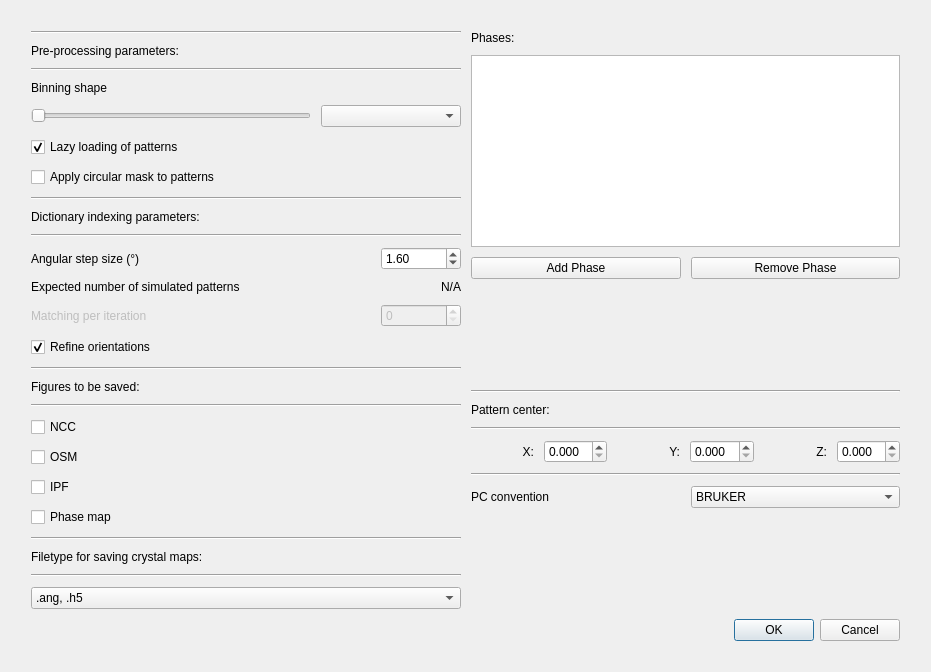
Before: the Qt Designer form ui/di_setup.ui in EBSP-Indexer/EBSP-Indexer, drawn with Qt 5.
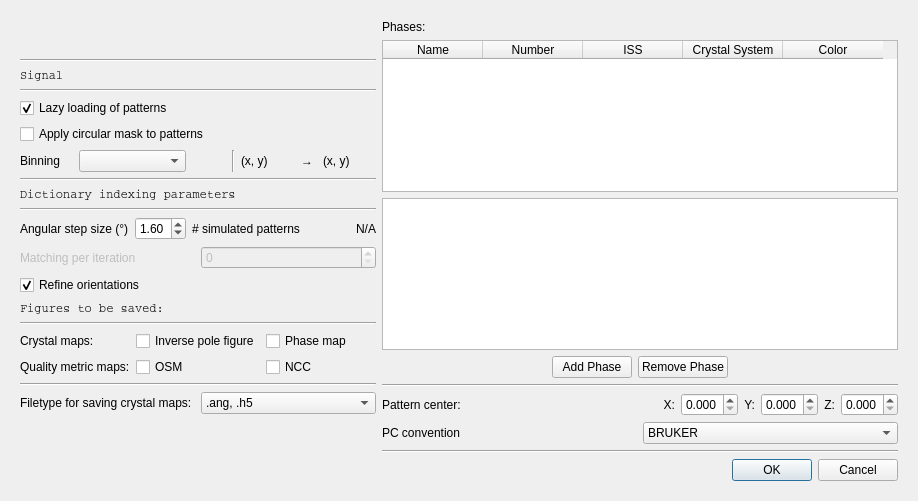
After: the same form once the commit is applied.

Diff of the .ui file:
```diff
--- a/ui/di_setup.ui
+++ b/ui/di_setup.ui
@@ -6,42 +6,306 @@
    <rect>
     <x>0</x>
     <y>0</y>
-    <width>931</width>
-    <height>640</height>
+    <width>918</width>
+    <height>501</height>
    </rect>
   </property>
   <property name="windowTitle">
    <string>Dictionary Indexing</string>
   </property>
-  <layout class="QGridLayout" name="gridLayout_2">
+  <layout class="QGridLayout" name="gridLayout_4">
    <item row="0" column="0">
     <widget class="QFrame" name="centralwidget">
      <property name="locale">
       <locale language="English" country="UnitedStates"/>
      </property>
-     <layout class="QGridLayout" name="gridLayout" columnstretch="0,0">
-      <property name="sizeConstraint">
-       <enum>QLayout::SetDefaultConstraint</enum>
-      </property>
-      <property name="leftMargin">
-       <number>20</number>
-      </property>
-      <property name="topMargin">
-       <number>20</number>
-      </property>
-      <property name="rightMargin">
-       <number>20</number>
-      </property>
-      <property name="bottomMargin">
-       <number>20</number>
-      </property>
-      <property name="spacing">
-       <number>10</number>
-      </property>
-      <item row="1" column="0">
-       <layout class="QVBoxLayout" name="verticalLayout">
+     <layout class="QGridLayout" name="gridLayout_3">
+      <item row="0" column="0">
+       <layout class="QGridLayout" name="gridLayout_2" columnstretch="0,1">
+        <item row="0" column="1">
+         <layout class="QVBoxLayout" name="verticalLayout_4">
+          <item>
+           <spacer name="verticalSpacer_2">
+            <property name="orientation">
+             <enum>Qt::Vertical</enum>
+            </property>
+            <property name="sizeHint" stdset="0">
+             <size>
+              <width>20</width>
+              <height>40</height>
+             </size>
+            </property>
+           </spacer>
+          </item>
+          <item>
+           <widget class="QLabel" name="label_9">
+            <property name="text">
+             <string>Phases:</string>
+            </property>
+           </widget>
+          </item>
+          <item>
+           <widget class="QTableWidget" name="tableWidgetPhase">
+            <column>
+             <property name="text">
+              <string>Name</string>
+             </property>
+            </column>
+            <column>
+             <property name="text">
+              <string>Number</string>
+             </property>
+            </column>
+            <column>
+             <property name="text">
+              <string>ISS</string>
+             </property>
+            </column>
+            <column>
+             <property name="text">
+              <string>Crystal System</string>
+             </property>
+            </column>
+            <column>
+             <property name="text">
+              <string>Color</string>
+             </property>
+            </column>
+           </widget>
+          </item>
         <item>
-         <widget class="Line" name="line_8">
+           <widget class="QListWidget" name="listWidgetPhase">
+            <property name="minimumSize">
+             <size>
+              <width>30</width>
+              <height>50</height>
+             </size>
+            </property>
+            <property name="maximumSize">
+             <size>
+              <width>16000000</width>
+              <height>1699999</height>
+             </size>
+            </property>
+            <property name="acceptDrops">
+             <bool>false</bool>
+            </property>
+            <property name="selectionMode">
+             <enum>QAbstractItemView::MultiSelection</enum>
+            </property>
+           </widget>
+          </item>
+          <item>
+           <layout class="QHBoxLayout" name="horizontalLayout_3">
+            <item>
+             <spacer name="horizontalSpacer">
+              <property name="orientation">
+               <enum>Qt::Horizontal</enum>
+              </property>
+              <property name="sizeHint" stdset="0">
+               <size>
+                <width>40</width>
+                <height>20</height>
+               </size>
+              </property>
+             </spacer>
+            </item>
+            <item>
+             <widget class="QPushButton" name="pushButtonAddPhase">
+              <property name="text">
+               <string>Add Phase</string>
+              </property>
+             </widget>
+            </item>
+            <item>
+             <widget class="QPushButton" name="pushButtonRemovePhase">
+              <property name="text">
+               <string>Remove Phase</string>
+              </property>
+             </widget>
+            </item>
+            <item>
+             <spacer name="horizontalSpacer_2">
+              <property name="orientation">
+               <enum>Qt::Horizontal</enum>
+              </property>
+              <property name="sizeHint" stdset="0">
+               <size>
+                <width>40</width>
+                <height>20</height>
+               </size>
+              </property>
+             </spacer>
+            </item>
+           </layout>
+          </item>
+          <item>
+           <widget class="Line" name="line_2">
+            <property name="orientation">
+             <enum>Qt::Horizontal</enum>
+            </property>
+           </widget>
+          </item>
+          <item>
+           <layout class="QHBoxLayout" name="horizontalLayout_6">
+            <item>
+             <widget class="QLabel" name="label_5">
+              <property name="text">
+               <string>Pattern center:</string>
+              </property>
+             </widget>
+            </item>
+            <item>
+             <spacer name="horizontalSpacer_3">
+              <property name="orientation">
+               <enum>Qt::Horizontal</enum>
+              </property>
+              <property name="sizeHint" stdset="0">
+               <size>
+                <width>40</width>
+                <height>20</height>
+               </size>
+              </property>
+             </spacer>
+            </item>
+            <item>
+             <widget class="QLabel" name="label_2">
+              <property name="text">
+               <string>X:</string>
+              </property>
+              <property name="alignment">
+               <set>Qt::AlignRight|Qt::AlignTrailing|Qt::AlignVCenter</set>
+              </property>
+             </widget>
+            </item>
+            <item>
+             <widget class="QDoubleSpinBox" name="patternCenterX">
+              <property name="decimals">
+               <number>3</number>
+              </property>
+              <property name="maximum">
+               <double>1.000000000000000</double>
+              </property>
+              <property name="singleStep">
+               <double>0.001000000000000</double>
+              </property>
+             </widget>
+            </item>
+            <item>
+             <widget class="QLabel" name="label_3">
+              <property name="text">
+               <string>Y:</string>
+              </property>
+              <property name="alignment">
+               <set>Qt::AlignRight|Qt::AlignTrailing|Qt::AlignVCenter</set>
+              </property>
+             </widget>
+            </item>
+            <item>
+             <widget class="QDoubleSpinBox" name="patternCenterY">
+              <property name="decimals">
+               <number>3</number>
+              </property>
+              <property name="maximum">
+               <double>1.000000000000000</double>
+              </property>
+              <property name="singleStep">
+               <double>0.001000000000000</double>
+              </property>
+             </widget>
+            </item>
+            <item>
+             <widget class="QLabel" name="label_4">
+              <property name="text">
+               <string>Z:</string>
+              </property>
+              <property name="alignment">
+               <set>Qt::AlignRight|Qt::AlignTrailing|Qt::AlignVCenter</set>
+              </property>
+             </widget>
+            </item>
+            <item>
+             <widget class="QDoubleSpinBox" name="patternCenterZ">
+              <property name="locale">
+               <locale language="English" country="UnitedStates"/>
+              </property>
+              <property name="decimals">
+               <number>3</number>
+              </property>
+              <property name="maximum">
+               <double>1.000000000000000</double>
+              </property>
+              <property name="singleStep">
+               <double>0.001000000000000</double>
+              </property>
+             </widget>
+            </item>
+           </layout>
+          </item>
+          <item>
+           <layout class="QHBoxLayout" name="horizontalLayout_7">
+            <item>
+             <widget class="QLabel" name="label_12">
+              <property name="text">
+               <string>PC convention</string>
+              </property>
+             </widget>
+            </item>
+            <item>
+             <widget class="QComboBox" name="comboBoxConvention">
+              <item>
+               <property name="text">
+                <string>BRUKER</string>
+               </property>
+              </item>
+              <item>
+               <property name="text">
+                <string>TSL</string>
+               </property>
+              </item>
+             </widget>
+            </item>
+           </layout>
+          </item>
+          <item>
+           <widget class="Line" name="line_3">
+            <property name="orientation">
+             <enum>Qt::Horizontal</enum>
+            </property>
+           </widget>
+          </item>
+          <item>
+           <spacer name="verticalSpacer">
+            <property name="orientation">
+             <enum>Qt::Vertical</enum>
+            </property>
+            <property name="sizeHint" stdset="0">
+             <size>
+              <width>20</width>
+              <height>40</height>
+             </size>
+            </property>
+           </spacer>
+          </item>
+         </layout>
+        </item>
+        <item row="0" column="0">
+         <layout class="QVBoxLayout" name="verticalLayout_3">
+          <item>
+           <spacer name="verticalSpacer_4">
+            <property name="orientation">
+             <enum>Qt::Vertical</enum>
+            </property>
+            <property name="sizeHint" stdset="0">
+             <size>
+              <width>20</width>
+              <height>40</height>
+             </size>
+            </property>
+           </spacer>
+          </item>
+          <item>
+           <widget class="Line" name="line_7">
           <property name="orientation">
            <enum>Qt::Horizontal</enum>
           </property>
@@ -49,8 +313,13 @@
         </item>
         <item>
          <widget class="QLabel" name="label">
+            <property name="font">
+             <font>
+              <family>Courier</family>
+             </font>
+            </property>
           <property name="text">
-           <string>Pre-processing parameters:</string>
+             <string>Signal</string>
           </property>
          </widget>
         </item>
@@ -62,39 +331,8 @@
          </widget>
         </item>
         <item>
-         <layout class="QGridLayout" name="gridLayout_3" rowstretch="0,0" columnstretch="2,1" rowminimumheight="0,0" columnminimumwidth="0,0">
-          <item row="1" column="1">
-           <widget class="QComboBox" name="comboBoxBinning"/>
-          </item>
-          <item row="1" column="0">
-           <widget class="QSlider" name="sliderBinning">
-            <property name="sliderPosition">
-             <number>0</number>
-            </property>
-            <property name="orientation">
-             <enum>Qt::Horizontal</enum>
-            </property>
-           </widget>
-          </item>
-          <item row="0" column="0">
-           <widget class="QLabel" name="label_7">
-            <property name="text">
-             <string>Binning shape</string>
-            </property>
-           </widget>
-          </item>
-         </layout>
-        </item>
+           <layout class="QVBoxLayout" name="verticalLayout_2">
         <item>
-         <layout class="QGridLayout" name="gridLayout_10">
-          <item row="1" column="0">
-           <widget class="QCheckBox" name="checkBoxMask">
-            <property name="text">
-             <string>Apply circular mask to patterns</string>
-            </property>
-           </widget>
-          </item>
-          <item row="0" column="0">
            <widget class="QCheckBox" name="checkBoxLazy">
             <property name="enabled">
              <bool>true</bool>
@@ -107,6 +345,71 @@
             </property>
            </widget>
           </item>
+            <item>
+             <widget class="QCheckBox" name="checkBoxMask">
+              <property name="text">
+               <string>Apply circular mask to patterns</string>
+              </property>
+             </widget>
+            </item>
+            <item>
+             <layout class="QHBoxLayout" name="horizontalLayout" stretch="1,2,0,0,1,0,1">
+              <property name="spacing">
+               <number>6</number>
+              </property>
+              <item>
+               <widget class="QLabel" name="label_7">
+                <property name="text">
+                 <string>Binning</string>
+                </property>
+               </widget>
+              </item>
+              <item>
+               <widget class="QComboBox" name="comboBoxBinning"/>
+              </item>
+              <item>
+               <spacer name="horizontalSpacer_4">
+                <property name="orientation">
+                 <enum>Qt::Horizontal</enum>
+                </property>
+                <property name="sizeHint" stdset="0">
+                 <size>
+                  <width>40</width>
+                  <height>20</height>
+                 </size>
+                </property>
+               </spacer>
+              </item>
+              <item>
+               <widget class="Line" name="line_8">
+                <property name="orientation">
+                 <enum>Qt::Vertical</enum>
+                </property>
+               </widget>
+              </item>
+              <item>
+               <widget class="QLabel" name="labelOriginalSigShape">
+                <property name="text">
+                 <string>(x, y)</string>
+                </property>
+               </widget>
+              </item>
+              <item>
+               <widget class="QLabel" name="label_17">
+                <property name="text">
+                 <string>&lt;p&gt; &amp;rarr; &lt;/p&gt;</string>
+                </property>
+               </widget>
+              </item>
+              <item>
+               <widget class="QLabel" name="labelNewSignalShape">
+                <property name="text">
+                 <string>(x, y)</string>
+                </property>
+               </widget>
+              </item>
+             </layout>
+            </item>
          </layout>
         </item>
         <item>
@@ -118,31 +421,45 @@
         </item>
         <item>
          <widget class="QLabel" name="label_6">
+            <property name="font">
+             <font>
+              <family>Courier</family>
+             </font>
+            </property>
           <property name="text">
-           <string>Dictionary indexing parameters:</string>
+             <string>Dictionary indexing parameters</string>
           </property>
          </widget>
         </item>
         <item>
-         <widget class="Line" name="line_7">
+           <widget class="Line" name="line_5">
           <property name="orientation">
            <enum>Qt::Horizontal</enum>
           </property>
          </widget>
         </item>
         <item>
-         <layout class="QGridLayout" name="gridLayout_5" columnstretch="2,1">
-          <item row="0" column="1">
+           <layout class="QVBoxLayout" name="verticalLayout">
+            <item>
+             <layout class="QHBoxLayout" name="horizontalLayout_2">
+              <item>
+               <widget class="QLabel" name="label_8">
+                <property name="text">
+                 <string>Angular step size (°)</string>
+                </property>
+               </widget>
+              </item>
+              <item>
            <widget class="QDoubleSpinBox" name="doubleSpinBoxStepSize">
             <property name="sizePolicy">
-             <sizepolicy hsizetype="Expanding" vsizetype="Expanding">
+                 <sizepolicy hsizetype="Preferred" vsizetype="Preferred">
               <horstretch>0</horstretch>
               <verstretch>0</verstretch>
              </sizepolicy>
             </property>
             <property name="minimumSize">
              <size>
-              <width>80</width>
+                  <width>0</width>
               <height>0</height>
              </size>
             </property>
@@ -166,14 +483,40 @@
             </property>
            </widget>
           </item>
-          <item row="0" column="0">
-           <widget class="QLabel" name="label_8">
+              <item>
+               <widget class="QLabel" name="label_10">
             <property name="text">
-             <string>Angular step size (°)</string>
+                 <string># simulated patterns</string>
             </property>
            </widget>
           </item>
-          <item row="2" column="0">
+              <item>
+               <widget class="QLabel" name="numSimPatterns">
+                <property name="sizePolicy">
+                 <sizepolicy hsizetype="Preferred" vsizetype="Preferred">
+                  <horstretch>0</horstretch>
+                  <verstretch>0</verstretch>
+                 </sizepolicy>
+                </property>
+                <property name="minimumSize">
+                 <size>
+                  <width>70</width>
+                  <height>0</height>
+                 </size>
+                </property>
+                <property name="text">
+                 <string>N/A</string>
+                </property>
+                <property name="alignment">
+                 <set>Qt::AlignRight|Qt::AlignTrailing|Qt::AlignVCenter</set>
+                </property>
+               </widget>
+              </item>
+             </layout>
+            </item>
+            <item>
+             <layout class="QHBoxLayout" name="horizontalLayout_4">
+              <item>
            <widget class="QLabel" name="nIterLabel">
             <property name="enabled">
              <bool>false</bool>
@@ -183,7 +526,19 @@
             </property>
            </widget>
           </item>
-          <item row="3" column="0">
+              <item>
+               <widget class="QSpinBox" name="spinBoxNumIter">
+                <property name="enabled">
+                 <bool>false</bool>
+                </property>
+                <property name="maximum">
+                 <number>99</number>
+                </property>
+               </widget>
+              </item>
+             </layout>
+            </item>
+            <item>
            <widget class="QCheckBox" name="checkBoxRefine">
             <property name="minimumSize">
              <size>
@@ -205,62 +560,47 @@
             </property>
            </widget>
           </item>
-          <item row="2" column="1">
-           <widget class="QSpinBox" name="spinBoxNumIter">
-            <property name="enabled">
-             <bool>false</bool>
-            </property>
-            <property name="maximum">
-             <number>99</number>
-            </property>
-           </widget>
-          </item>
-          <item row="1" column="0">
-           <widget class="QLabel" name="label_10">
-            <property name="text">
-             <string>Expected number of simulated patterns</string>
-            </property>
-           </widget>
-          </item>
-          <item row="1" column="1">
-           <widget class="QLabel" name="numSimPatterns">
-            <property name="text">
-             <string>N/A</string>
-            </property>
-            <property name="alignment">
-             <set>Qt::AlignRight|Qt::AlignTrailing|Qt::AlignVCenter</set>
-            </property>
-           </widget>
-          </item>
          </layout>
         </item>
         <item>
-         <widget class="Line" name="line_5">
-          <property name="orientation">
-           <enum>Qt::Horizontal</enum>
-          </property>
-         </widget>
-        </item>
-        <item>
-         <widget class="QLabel" name="label_11">
+           <widget class="QLabel" name="label_15">
+            <property name="font">
+             <font>
+              <family>Courier</family>
+             </font>
+            </property>
           <property name="text">
            <string>Figures to be saved:</string>
           </property>
          </widget>
         </item>
         <item>
-         <layout class="QGridLayout" name="gridLayout_6">
-          <item row="4" column="0">
-           <widget class="QCheckBox" name="checkBoxPM">
-            <property name="toolTip">
-             <string>Phase map</string>
-            </property>
-            <property name="text">
-             <string>Phase map</string>
+           <widget class="Line" name="line_4">
+            <property name="orientation">
+             <enum>Qt::Horizontal</enum>
             </property>
            </widget>
           </item>
+          <item>
+           <layout class="QGridLayout" name="gridLayout">
           <item row="1" column="0">
+             <widget class="QLabel" name="label_14">
+              <property name="text">
+               <string>Quality metric maps:</string>
+              </property>
+             </widget>
+            </item>
+            <item row="1" column="1">
+             <widget class="QCheckBox" name="checkBoxOSM">
+              <property name="toolTip">
+               <string>Orientation simmilairty map</string>
+              </property>
+              <property name="text">
+               <string>OSM</string>
+              </property>
+             </widget>
+            </item>
+            <item row="1" column="2">
            <widget class="QCheckBox" name="checkBoxNCC">
             <property name="toolTip">
              <string>Nomralized cross correlation</string>
@@ -270,7 +610,24 @@
             </property>
            </widget>
           </item>
-          <item row="3" column="0">
+            <item row="0" column="2">
+             <widget class="QCheckBox" name="checkBoxPM">
+              <property name="toolTip">
+               <string>Phase map</string>
+              </property>
+              <property name="text">
+               <string>Phase map</string>
+              </property>
+             </widget>
+            </item>
+            <item row="0" column="0">
+             <widget class="QLabel" name="label_11">
+              <property name="text">
+               <string>Crystal maps:</string>
+              </property>
+             </widget>
+            </item>
+            <item row="0" column="1">
            <widget class="QCheckBox" name="checkBoxIPF">
             <property name="toolTip">
              <string>Inverse pole figure</string>
@@ -278,29 +635,36 @@
             <property name="toolTipDuration">
              <number>-1</number>
             </property>
+              <property name="autoFillBackground">
+               <bool>false</bool>
+              </property>
             <property name="text">
-             <string>IPF</string>
+               <string>Inverse pole figure</string>
             </property>
            </widget>
           </item>
-          <item row="0" column="0">
-           <widget class="Line" name="line_4">
+           </layout>
+          </item>
+          <item>
+           <widget class="Line" name="line_10">
             <property name="orientation">
              <enum>Qt::Horizontal</enum>
             </property>
            </widget>
           </item>
-          <item row="2" column="0">
-           <widget class="QCheckBox" name="checkBoxOSM">
+          <item>
+           <layout class="QHBoxLayout" name="horizontalLayout_5">
+            <item>
+             <widget class="QLabel" name="label_13">
             <property name="toolTip">
              <string>Orientation simmilairty map</string>
             </property>
             <property name="text">
-             <string>OSM</string>
+               <string>Filetype for saving crystal maps:</string>
             </property>
            </widget>
           </item>
-          <item row="8" column="0">
+            <item>
            <widget class="QComboBox" name="comboBoxFiletype">
             <property name="toolTip">
              <string>&lt;html&gt;&lt;head/&gt;&lt;body&gt;&lt;p&gt;&lt;br/&gt;&lt;/p&gt;&lt;/body&gt;&lt;/html&gt;</string>
@@ -322,31 +686,9 @@
             </item>
            </widget>
           </item>
-          <item row="7" column="0">
-           <widget class="Line" name="line_11">
-            <property name="orientation">
-             <enum>Qt::Horizontal</enum>
-            </property>
-           </widget>
+           </layout>
           </item>
-          <item row="5" column="0">
-           <widget class="Line" name="line_10">
-            <property name="orientation">
-             <enum>Qt::Horizontal</enum>
-            </property>
-           </widget>
-          </item>
-          <item row="6" column="0">
-           <widget class="QLabel" name="label_13">
-            <property name="toolTip">
-             <string>&lt;html&gt;&lt;head/&gt;&lt;body&gt;&lt;p&gt;ATEX fileformat: .ang&lt;/p&gt;&lt;p&gt;Kikuchip format: .h5&lt;/p&gt;&lt;/body&gt;&lt;/html&gt;</string>
-            </property>
-            <property name="text">
-             <string>Filetype for saving crystal maps:</string>
-            </property>
-           </widget>
-          </item>
-          <item row="9" column="0">
+          <item>
            <spacer name="verticalSpacer_3">
             <property name="orientation">
              <enum>Qt::Vertical</enum>
@@ -363,7 +705,7 @@
         </item>
        </layout>
       </item>
-      <item row="18" column="1">
+      <item row="1" column="0">
        <widget class="QDialogButtonBox" name="buttonBox">
         <property name="enabled">
          <bool>true</bool>
@@ -376,212 +718,6 @@
         </property>
        </widget>
       </item>
-      <item row="1" column="1">
-       <layout class="QVBoxLayout" name="verticalLayout_3">
-        <item>
-         <widget class="QLabel" name="label_9">
-          <property name="text">
-           <string>Phases:</string>
-          </property>
-         </widget>
-        </item>
-        <item>
-         <widget class="QListWidget" name="listWidgetPhase">
-          <property name="minimumSize">
-           <size>
-            <width>300</width>
-            <height>50</height>
-           </size>
-          </property>
-          <property name="maximumSize">
-           <size>
-            <width>16000000</width>
-            <height>1699999</height>
-           </size>
-          </property>
-          <property name="acceptDrops">
-           <bool>false</bool>
-          </property>
-          <property name="selectionMode">
-           <enum>QAbstractItemView::MultiSelection</enum>
-          </property>
-         </widget>
-        </item>
-        <item>
-         <layout class="QHBoxLayout" name="horizontalLayout">
-          <item>
-           <widget class="QPushButton" name="pushButtonAddPhase">
-            <property name="text">
-             <string>Add Phase</string>
-            </property>
-           </widget>
-          </item>
-          <item>
-           <widget class="QPushButton" name="pushButtonRemovePhase">
-            <property name="text">
-             <string>Remove Phase</string>
-            </property>
-           </widget>
-          </item>
-         </layout>
-        </item>
-        <item>
-         <spacer name="verticalSpacer">
-          <property name="orientation">
-           <enum>Qt::Vertical</enum>
-          </property>
-          <property name="sizeHint" stdset="0">
-           <size>
-            <width>20</width>
-            <height>40</height>
-           </size>
-          </property>
-         </spacer>
-        </item>
-        <item>
-         <widget class="Line" name="line_2">
-          <property name="orientation">
-           <enum>Qt::Horizontal</enum>
-          </property>
-         </widget>
-        </item>
-        <item>
-         <widget class="QLabel" name="label_5">
-          <property name="text">
-           <string>Pattern center:</string>
-          </property>
-         </widget>
-        </item>
-        <item>
-         <widget class="Line" name="line_3">
-          <property name="orientation">
-           <enum>Qt::Horizontal</enum>
-          </property>
-         </widget>
-        </item>
-        <item>
-         <layout class="QGridLayout" name="gridLayout_4">
-          <item row="0" column="0">
-           <widget class="QLabel" name="label_2">
-            <property name="text">
-             <string>X:</string>
-            </property>
-            <property name="alignment">
-             <set>Qt::AlignRight|Qt::AlignTrailing|Qt::AlignVCenter</set>
-            </property>
-           </widget>
-          </item>
-          <item row="0" column="1">
-           <widget class="QDoubleSpinBox" name="patternCenterX">
-            <property name="decimals">
-             <number>3</number>
-            </property>
-            <property name="maximum">
-             <double>1.000000000000000</double>
-            </property>
-            <property name="singleStep">
-             <double>0.001000000000000</double>
-            </property>
-           </widget>
-          </item>
-          <item row="0" column="4">
-           <widget class="QLabel" name="label_4">
-            <property name="text">
-             <string>Z:</string>
-            </property>
-            <property name="alignment">
-             <set>Qt::AlignRight|Qt::AlignTrailing|Qt::AlignVCenter</set>
-            </property>
-           </widget>
-          </item>
-          <item row="0" column="3">
-           <widget class="QDoubleSpinBox" name="patternCenterY">
-            <property name="decimals">
-             <number>3</number>
-            </property>
-            <property name="maximum">
-             <double>1.000000000000000</double>
-            </property>
-            <property name="singleStep">
-             <double>0.001000000000000</double>
-            </property>
-           </widget>
-          </item>
-          <item row="0" column="2">
-           <widget class="QLabel" name="label_3">
-            <property name="text">
-             <string>Y:</string>
-            </property>
-            <property name="alignment">
-             <set>Qt::AlignRight|Qt::AlignTrailing|Qt::AlignVCenter</set>
-            </property>
-           </widget>
-          </item>
-          <item row="0" column="5">
-           <widget class="QDoubleSpinBox" name="patternCenterZ">
-            <property name="locale">
-             <locale language="English" country="UnitedStates"/>
-            </property>
-            <property name="decimals">
-             <number>3</number>
-            </property>
-            <property name="maximum">
-             <double>1.000000000000000</double>
-            </property>
-            <property name="singleStep">
-             <double>0.001000000000000</double>
-            </property>
-           </widget>
-          </item>
-         </layout>
-        </item>
-        <item>
-         <widget class="Line" name="line_9">
-          <property name="orientation">
-           <enum>Qt::Horizontal</enum>
-          </property>
-         </widget>
-        </item>
-        <item>
-         <layout class="QHBoxLayout" name="horizontalLayout_3">
-          <item>
-           <widget class="QLabel" name="label_12">
-            <property name="text">
-             <string>PC convention</string>
-            </property>
-           </widget>
-          </item>
-          <item>
-           <widget class="QComboBox" name="comboBoxConvention">
-            <item>
-             <property name="text">
-              <string>BRUKER</string>
-             </property>
-            </item>
-            <item>
-             <property name="text">
-              <string>TSL</string>
-             </property>
-            </item>
-           </widget>
-          </item>
-         </layout>
-        </item>
-        <item>
-         <spacer name="verticalSpacer_2">
-          <property name="orientation">
-           <enum>Qt::Vertical</enum>
-          </property>
-          <property name="sizeHint" stdset="0">
-           <size>
-            <width>20</width>
-            <height>40</height>
-           </size>
-          </property>
-         </spacer>
-        </item>
-       </layout>
-      </item>
      </layout>
     </widget>
    </item>
```
Left out of the diff: 9 changed lines with no effect on the pictures. Lines whose indentation alone changed are shown as unchanged.
